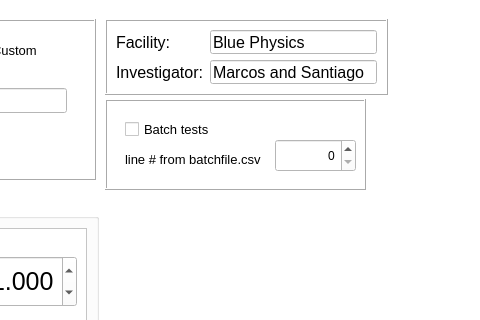
This is metadatagui2.ui in mfeijoo/BluePhysicsmodel82 as Qt 5 draws it before an edit; both pictures show x 364 to 844 and y 0 to 320 of the 1024 by 600 pixel window. The edited form follows.
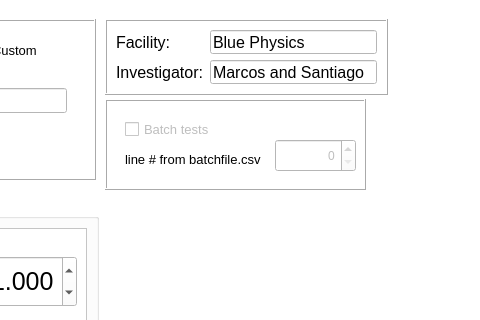
This is the edited form. Icons and pictures are not drawn.

Patch:
```diff
--- a/metadatagui2.ui
+++ b/metadatagui2.ui
@@ -451,6 +451,9 @@
          <enum>QFrame::Raised</enum>
         </property>
         <widget class="QCheckBox" name="cbbatchfile">
+         <property name="enabled">
+          <bool>false</bool>
+         </property>
          <property name="geometry">
           <rect>
            <x>20</x>
@@ -496,6 +499,9 @@
          </property>
         </widget>
         <widget class="QSpinBox" name="batchfilelinenumb">
+         <property name="enabled">
+          <bool>false</bool>
+         </property>
          <property name="geometry">
           <rect>
            <x>170</x>
```
